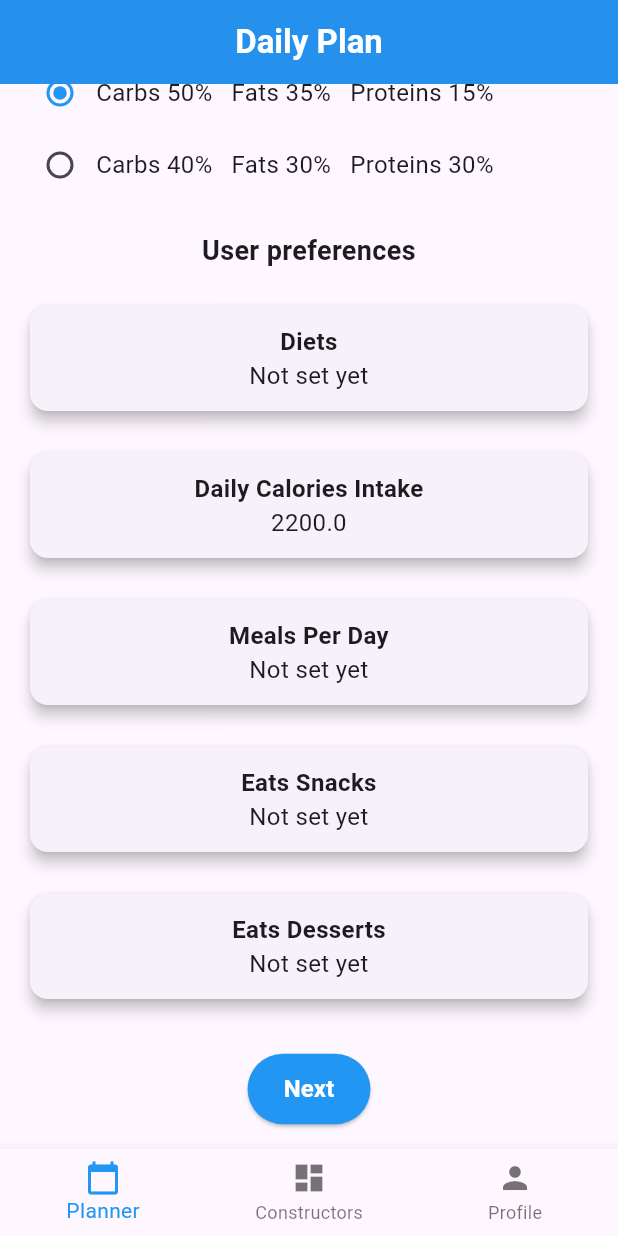
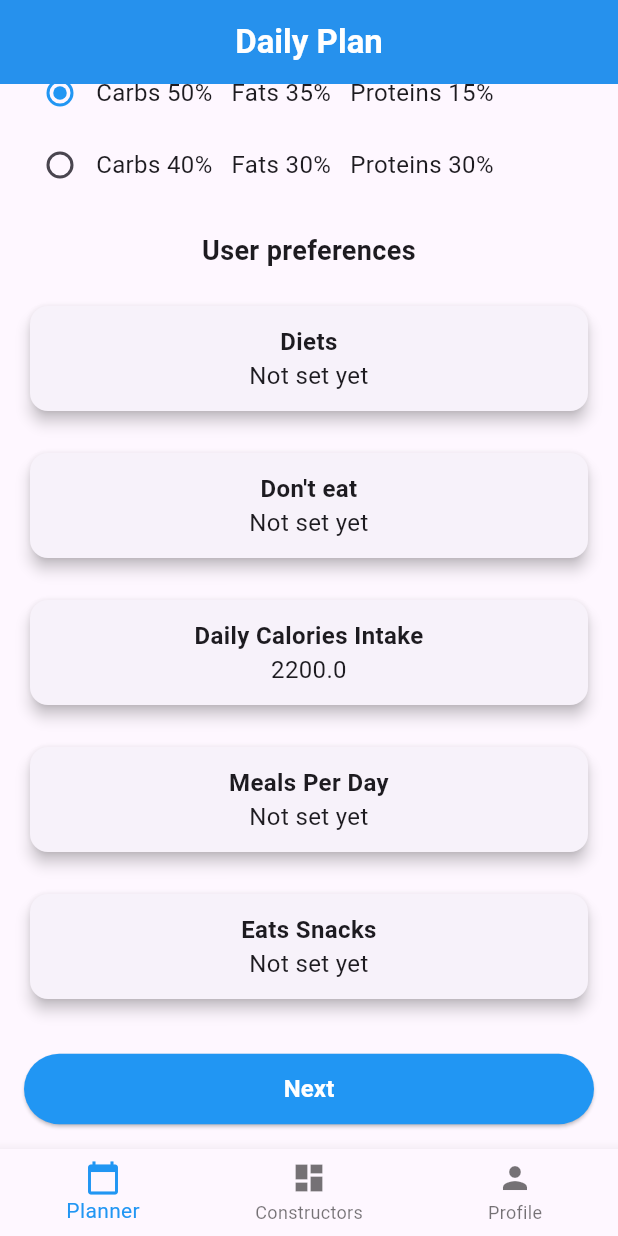
Before and after one commit to Marat-Shainurov/food_bricks, a Flutter app: the screen it shows after launch, scrolled down 266 dp, on a phone screen of 412 x 824 dp. Run offline on Flutter 3.47's test engine with Material 3 defaults, Android fonts, the light colour scheme and no system bars; our stand-ins replace firebase_auth, firebase_core, shared_preferences; missing offline and left inert: horizontal_picker, telephony; accounts and stored records are empty; network calls fail.

Commit message:
add user info cards to the conctructor widget, add the stoppers card to the daily plan widget

```diff
--- a/lib/screens/plan/plan_home.dart
+++ b/lib/screens/plan/plan_home.dart
@@ -168,6 +168,7 @@
   @override
   Widget build(BuildContext context) {
     final diets = widget.clientData?['diets'] ?? [];
+    final stoppers = widget.clientData?['do_not_eat'] ?? [];
     final dailyCalories = caloriesLimit;
     final mealsPerDay =
         widget.clientData?['meals_per_day']?.toString() ?? 'Not set yet';
@@ -189,6 +190,7 @@
       ),
       body: SafeArea(
         child: Column(
+          crossAxisAlignment: CrossAxisAlignment.stretch,
           children: <Widget>[
             Expanded(
               child: SingleChildScrollView(
@@ -269,12 +271,16 @@
                           fontSize: 18.0, fontWeight: FontWeight.bold),
                       textAlign: TextAlign.center,
                     ),
+                    // User Info Cards
                     const SizedBox(height: 20),
-
-                    // User Info Cards centered and stretched
                     _buildInfoCard(
                       'Diets',
                       diets.isEmpty ? 'Not set yet' : diets.join(', '),
+                    ),
+                    const SizedBox(height: 20),
+                    _buildInfoCard(
+                      "Don't eat",
+                      stoppers.isEmpty ? 'Not set yet' : stoppers.join(', '),
                     ),
                     const SizedBox(height: 20),
                     _buildInfoCard('Daily Calories Intake', dailyCalories),
```
Also changed, not shown: lib/screens/home/home.dart (+49 -0 lines).
